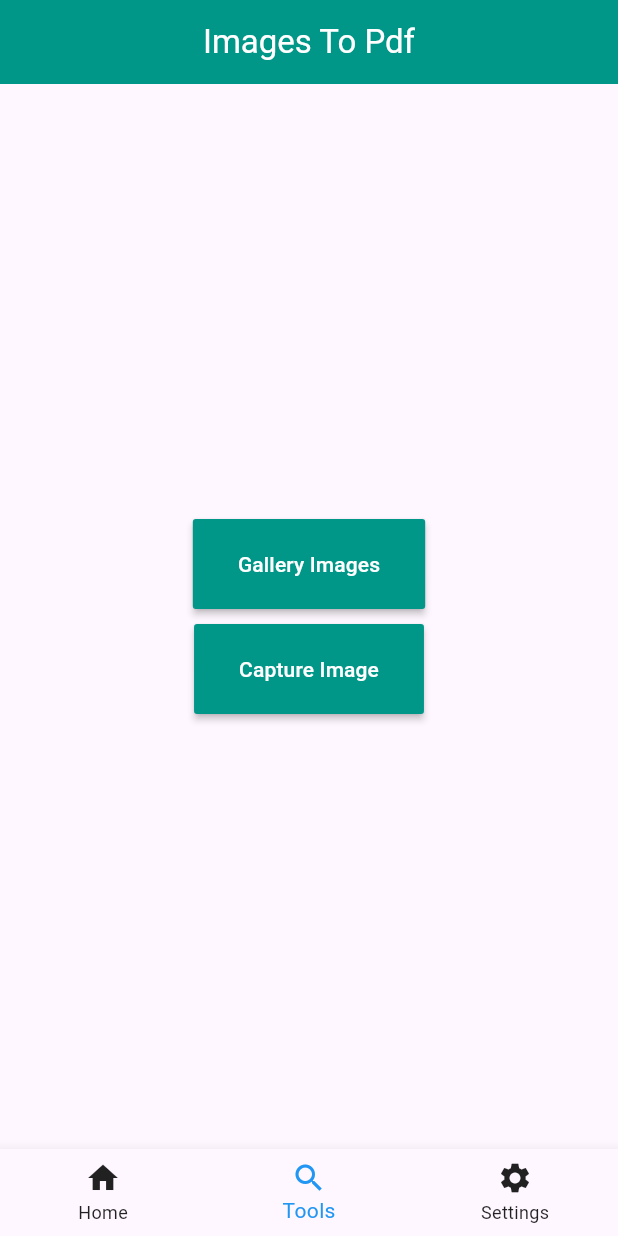
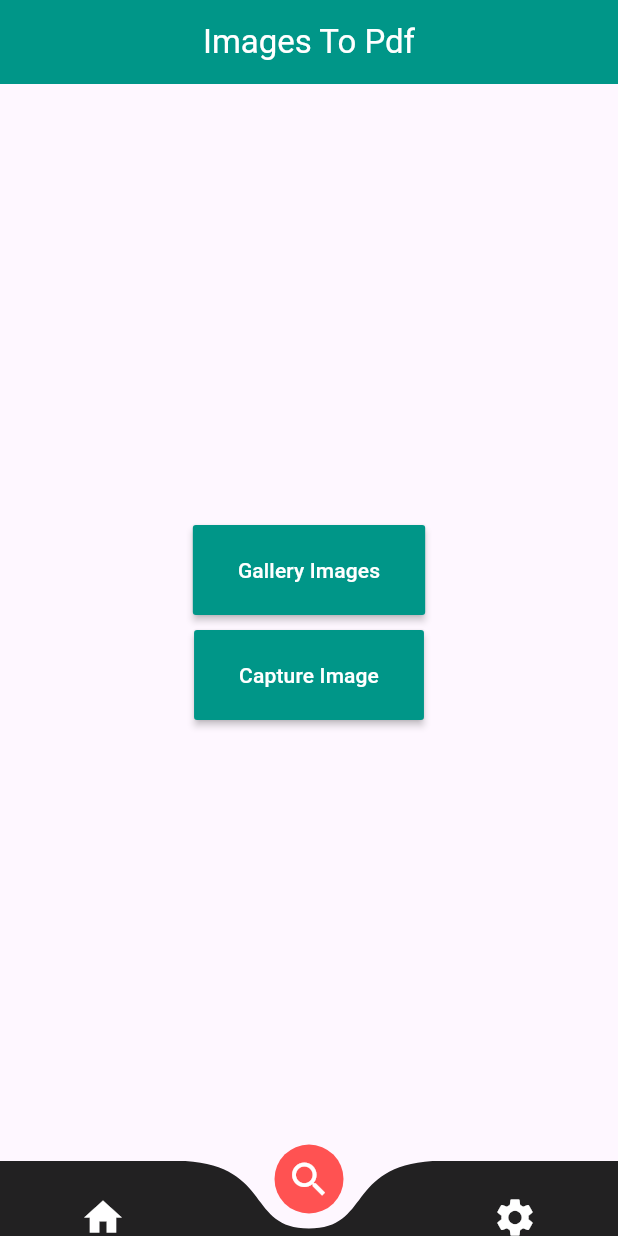
Before and after one commit to Abdulk077/Pdf-App, a Flutter app: the screen it shows after launch, item 2 of the bottom bar chosen, on a phone screen of 412 x 824 dp. Run offline on Flutter 3.47's test engine with Material 3 defaults, Android fonts, the phone set to English and light mode, and no system bars; drawn by our look-alikes of curved_navigation_bar; our stand-ins replace gap, image_picker, pdf, permission_handler; missing offline and left inert: external_path, flutter_pdfview, media_scanner.

Commit message:
Adding Curved Bottom Navigation Bar

```diff
--- a/lib/bottom_navigation.dart
+++ b/lib/bottom_navigation.dart
@@ -1,3 +1,4 @@
+import 'package:curved_navigation_bar/curved_navigation_bar.dart';
 import 'package:flutter/material.dart';
 import 'package:pdf_reader/Screen/HomeScreen.dart';
 import 'package:pdf_reader/Screen/main_page.dart';
@@ -21,30 +22,25 @@ class _BottomBarScreenState extends State<BottomBarScreen> {
   Widget build(BuildContext context) {
     return Scaffold(
 
-     body: screenList[currentIndexValue],
-      bottomNavigationBar: BottomNavigationBar(
-        selectedItemColor: Colors.blue,
-        unselectedItemColor: Colors.black87,
+    body: screenList[currentIndexValue],
+      bottomNavigationBar: CurvedNavigationBar(
+        height: 50.0,
+        backgroundColor: Colors.transparent, // page background
+        color: Colors.black87, // bar color
+        buttonBackgroundColor: Colors.redAccent, // middle button color
+        animationDuration: Duration(milliseconds: 300),
+
+        items: const [
+          Icon(Icons.home, color: Colors.white, size: 30),
+          Icon(Icons.search, color: Colors.white, size: 30),
+          Icon(Icons.settings, color: Colors.white, size: 30),
+        ],
         onTap: (index) {
           setState(() {
             currentIndexValue = index;
           });
         },
-        currentIndex: currentIndexValue,
-        items: const [
-          BottomNavigationBarItem(
-            icon: Icon(Icons.home),
-            label: 'Home',
-          ),
-          BottomNavigationBarItem(
-            icon: Icon(Icons.search),
-            label: 'Tools',
-          ),
-          BottomNavigationBarItem(
-            icon: Icon(Icons.settings),
-            label: 'Settings',
-          ),
-        ],
+
       ),
     );
   }
--- a/lib/main.dart
+++ b/lib/main.dart
@@ -14,6 +14,7 @@ class MyApp extends StatelessWidget {
   @override
   Widget build(BuildContext context) {
     return MaterialApp(
+      debugShowCheckedModeBanner: false,
       title: 'Pdf Viewer',
       theme: ThemeData(
         colorScheme: ColorScheme.fromSeed(seedColor: Colors.deepPurple),
--- a/pubspec.yaml
+++ b/pubspec.yaml
@@ -45,6 +45,7 @@ dependencies:
   flutter_pdfview: ^1.4.1+1
   camera: ^0.11.2
   share_plus: ^11.1.0
+  curved_navigation_bar: ^1.0.3
 
 dev_dependencies:
   flutter_test:
```
Also changed, not shown: pubspec.lock.
